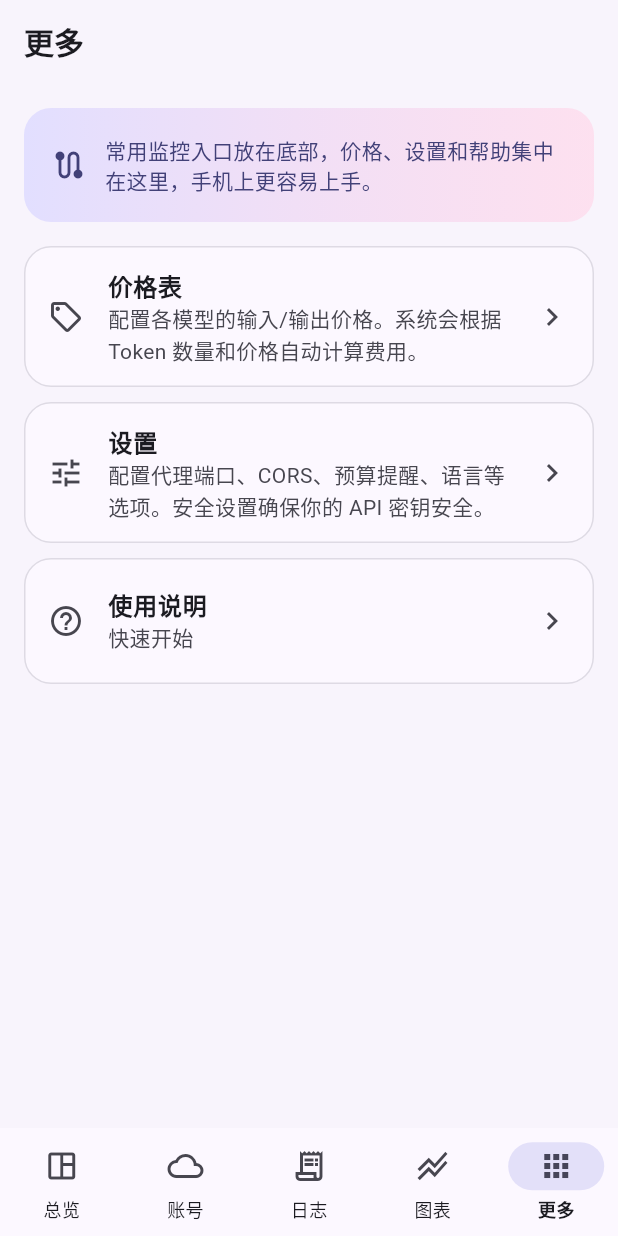
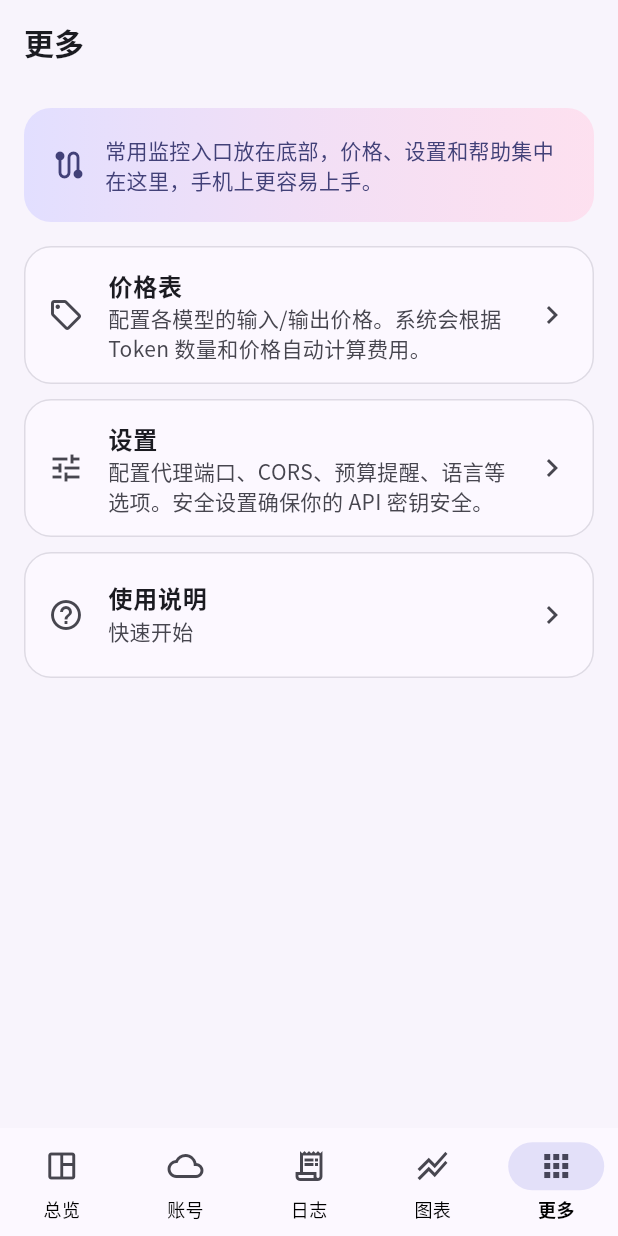
Before and after one commit to fwzm/ModelCost_Monitor, a Flutter app: the screen it shows after launch, item 5 of the bottom bar chosen, on a phone screen of 412 x 824 dp. Run offline on Flutter 3.47's test engine with Material 3 defaults, Android fonts, the phone set to English and light mode, and no system bars; our stand-ins replace connectivity_plus, csv, dio, drift, file_picker, fl_chart and 4 more; missing offline and left inert: flutter_displaymode, home_widget, json_path, tray_manager, window_manager; accounts and stored records are empty; generated files the repository leaves out were written again; Roboto replaces fonts that are missing (Noto Sans SC).

Commit message:
Fix font consistency with TextTheme.apply and fontFamilyFallback

```diff
--- a/lib/app.dart
+++ b/lib/app.dart
@@ -35,6 +35,14 @@ class MyApp extends ConsumerWidget {
     return 'Noto Sans SC';
   }
 
+  static const _fontFamilyFallback = <String>[
+    'Microsoft YaHei',
+    'Noto Sans SC',
+    'PingFang SC',
+    'Noto Sans CJK SC',
+    'sans-serif',
+  ];
+
   ThemeData _buildTheme(Brightness brightness) {
     final colorScheme = ColorScheme.fromSeed(
       seedColor: const Color(0xFF4F46E5),
@@ -42,13 +50,31 @@ class MyApp extends ConsumerWidget {
     );
     final isDark = brightness == Brightness.dark;
     final surfaceTint = isDark ? const Color(0xFF93C5FD) : colorScheme.primary;
-    final fontFamily = _chineseFontFamily;
+
+    final baseTextTheme = Typography.material2021(
+      platform: Platform.isAndroid
+          ? TargetPlatform.android
+          : Platform.isIOS
+          ? TargetPlatform.iOS
+          : Platform.isWindows
+          ? TargetPlatform.windows
+          : Platform.isMacOS
+          ? TargetPlatform.macOS
+          : TargetPlatform.linux,
+    );
+    final brightnessTheme = isDark ? baseTextTheme.white : baseTextTheme.black;
+    final textTheme = brightnessTheme.apply(
+      fontFamily: _chineseFontFamily,
+      fontFamilyFallback: _fontFamilyFallback,
+    );
 
     return ThemeData(
       useMaterial3: true,
       brightness: brightness,
       colorScheme: colorScheme,
-      fontFamily: fontFamily,
+      fontFamily: _chineseFontFamily,
+      fontFamilyFallback: _fontFamilyFallback,
+      textTheme: textTheme,
       scaffoldBackgroundColor: Color.alphaBlend(
         surfaceTint.withValues(alpha: isDark ? 0.03 : 0.025),
         colorScheme.surface,
@@ -60,7 +86,7 @@ class MyApp extends ConsumerWidget {
         scrolledUnderElevation: 0,
         backgroundColor: Colors.transparent,
         foregroundColor: colorScheme.onSurface,
-        titleTextStyle: TextStyle(
+        titleTextStyle: textTheme.titleLarge?.copyWith(
           color: colorScheme.onSurface,
           fontSize: 20,
           fontWeight: FontWeight.w700,
@@ -135,7 +161,7 @@ class MyApp extends ConsumerWidget {
           borderRadius: BorderRadius.circular(16),
         ),
         labelTextStyle: WidgetStateProperty.resolveWith(
-          (states) => TextStyle(
+          (states) => textTheme.labelSmall?.copyWith(
             fontSize: 12,
             fontWeight: states.contains(WidgetState.selected)
                 ? FontWeight.w700
@@ -150,11 +176,11 @@ class MyApp extends ConsumerWidget {
         indicatorShape: RoundedRectangleBorder(
           borderRadius: BorderRadius.circular(16),
         ),
-        selectedLabelTextStyle: TextStyle(
+        selectedLabelTextStyle: textTheme.bodyMedium?.copyWith(
           color: colorScheme.primary,
           fontWeight: FontWeight.w700,
         ),
-        unselectedLabelTextStyle: TextStyle(
+        unselectedLabelTextStyle: textTheme.bodyMedium?.copyWith(
           color: colorScheme.onSurfaceVariant,
           fontWeight: FontWeight.w500,
         ),
```
Also changed, not shown: 1 other file.
